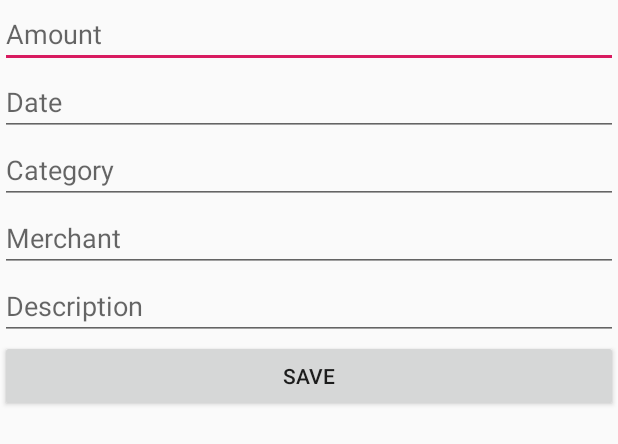
After one commit to Build-Week-ReceiptTracker/Android, an Android app: the layout edit_receipt_fragment.xml on its own in the app's theme, with its tools: preview values and no code run, on a phone screen of 412 x 824 dp. The commit adds this screen. Shown: the top 444 px of the screen. Run offline under Robolectric (Android 15) with nearby library versions, the phone set to English and light mode, and no system bars.

Commit message:
Link deleteReceipt and editReceipt retrofit calls with UI, CRUD functionality complete
Co-authored-by: justinbgent <justinbgent@gmail.com>

```diff
--- a/app/src/main/java/com/example/receipttracker/api/ReceiptApi.kt
+++ b/app/src/main/java/com/example/receipttracker/api/ReceiptApi.kt
@@ -23,7 +23,7 @@ interface ReceiptApi {
     fun getAllReceipts(@Header("Authorization") token: String): Call<MutableList<Receipt>>
 
     @DELETE("/api/auth/receipts/{id}/del")
-    fun deleteReceipt(@Header("Authorizaiton") token: String, @Path("id") id: Int): Call<Void>
+    fun deleteReceipt(@Header("Authorization") token: String, @Path("id") id: String): Call<Void>
 
     @PUT("/api/auth/receipts/{id}/")
     fun editReceipt(@Header("Authorization") token: String, @Path("id") id: Int, @Body receipt: Receipt): Call<Void>
--- a/app/src/main/java/com/example/receipttracker/model/Receipt.kt
+++ b/app/src/main/java/com/example/receipttracker/model/Receipt.kt
@@ -2,6 +2,7 @@ package com.example.receipttracker.model
 
 import androidx.room.Entity
 import androidx.room.PrimaryKey
+import java.io.Serializable
 import java.util.*
 
 @Entity(tableName = "receipt_table")
@@ -16,7 +17,7 @@ class Receipt (
 
     @PrimaryKey
     var id: Int?
-    )
+    ): Serializable
 
 data class User(val username: String, val password: String, val email: String? = null)
 
--- a/app/src/main/java/com/example/receipttracker/viewmodel/AddReceiptViewModel.kt
+++ b/app/src/main/java/com/example/receipttracker/viewmodel/AddReceiptViewModel.kt
@@ -15,11 +15,5 @@ class AddReceiptViewModel : ViewModel() {
     }
 
 
-    fun deleteReceipt(token: String, id: Int) {
-        repo?.deleteReceipt(token, id)
-    }
 
-    fun editReceipt(token: String, id: Int, receipt: Receipt) {
-        repo?.editReceipt(token, id, receipt)
-    }
 }
--- a/app/src/main/java/com/example/receipttracker/viewmodel/MyReceiptsViewModel.kt
+++ b/app/src/main/java/com/example/receipttracker/viewmodel/MyReceiptsViewModel.kt
@@ -11,4 +11,10 @@ class MyReceiptsViewModel : ViewModel() {
     fun getAllReceipts(token: String): MutableLiveData<MutableList<Receipt>>? {
         return repo?.getAllReceipts(token)
     }
+
+
+    fun deleteReceipt(token: String, id: Int): MutableLiveData<String>? {
+        return repo?.deleteReceipt(token, id)
+    }
+
 }
--- /dev/null
+++ b/app/src/main/res/layout/edit_receipt_fragment.xml
@@ -0,0 +1,58 @@
+<?xml version="1.0" encoding="utf-8"?>
+<FrameLayout xmlns:android="http://schemas.android.com/apk/res/android"
+    xmlns:tools="http://schemas.android.com/tools"
+    android:layout_width="match_parent"
+    android:layout_height="match_parent"
+    xmlns:app="http://schemas.android.com/apk/res-auto"
+    tools:context=".EditReceiptFragment">
+
+    <androidx.constraintlayout.widget.ConstraintLayout
+        android:layout_width="match_parent"
+        android:layout_height="match_parent">
+
+        <EditText
+            android:id="@+id/et_edit_amount_spent"
+            android:hint="Amount"
+            android:layout_width="match_parent"
+            android:layout_height="wrap_content"
+            app:layout_constraintTop_toTopOf="parent"/>
+
+        <EditText
+            android:id="@+id/et_edit_date_of_transaction"
+            android:hint="Date"
+            android:layout_width="match_parent"
+            android:layout_height="wrap_content"
+            app:layout_constraintTop_toBottomOf="@+id/et_edit_amount_spent"/>
+
+        <EditText
+            android:id="@+id/et_edit_category"
+            android:hint="Category"
+            android:layout_width="match_parent"
+            android:layout_height="wrap_content"
+            app:layout_constraintTop_toBottomOf="@+id/et_edit_date_of_transaction"/>
+
+        <EditText
+            android:id="@+id/et_edit_merchant"
+            android:hint="Merchant"
+            android:layout_width="match_parent"
+            android:layout_height="wrap_content"
+            app:layout_constraintTop_toBottomOf="@+id/et_edit_category"/>
+
+        <EditText
+            android:id="@+id/et_edit_description"
+            android:hint="Description"
+            android:layout_width="match_parent"
+            android:layout_height="wrap_content"
+            app:layout_constraintTop_toBottomOf="@+id/et_edit_merchant"/>
+
+        <Button
+            android:id="@+id/button_save_receipt"
+            android:text="Save"
+            android:layout_width="match_parent"
+            android:layout_height="wrap_content"
+            app:layout_constraintTop_toBottomOf="@+id/et_edit_description"/>
+
+
+    </androidx.constraintlayout.widget.ConstraintLayout>
+
+</FrameLayout>
--- a/app/src/main/res/layout/receipt_item_list_view.xml
+++ b/app/src/main/res/layout/receipt_item_list_view.xml
@@ -1,5 +1,6 @@
 <?xml version="1.0" encoding="utf-8"?>
 <androidx.cardview.widget.CardView
+    android:id="@+id/cardview_parent"
     xmlns:android="http://schemas.android.com/apk/res/android"
     android:layout_width="match_parent"
     android:layout_height="wrap_content"
@@ -31,6 +32,11 @@
             android:layout_width="wrap_content"
             android:layout_height="wrap_content"/>
 
+        <TextView
+            android:id="@+id/text_receipt_id"
+            android:layout_width="wrap_content"
+            android:layout_height="wrap_content"/>
+
     </LinearLayout>
 
 </androidx.cardview.widget.CardView>
```
Also changed, not shown: app/src/main/java/com/example/receipttracker/EditReceiptFragment.kt (added, +70 -0 lines), app/src/main/java/com/example/receipttracker/EditReceiptViewModel.kt (added, +14 -0 lines), app/src/main/java/com/example/receipttracker/ReceiptRepository.kt (+4 -4 lines), app/src/main/java/com/example/receipttracker/api/ReceiptApiDao.kt (+35 -4 lines), app/src/main/java/com/example/receipttracker/view/MyReceiptsFragment.kt (+19 -3 lines).
